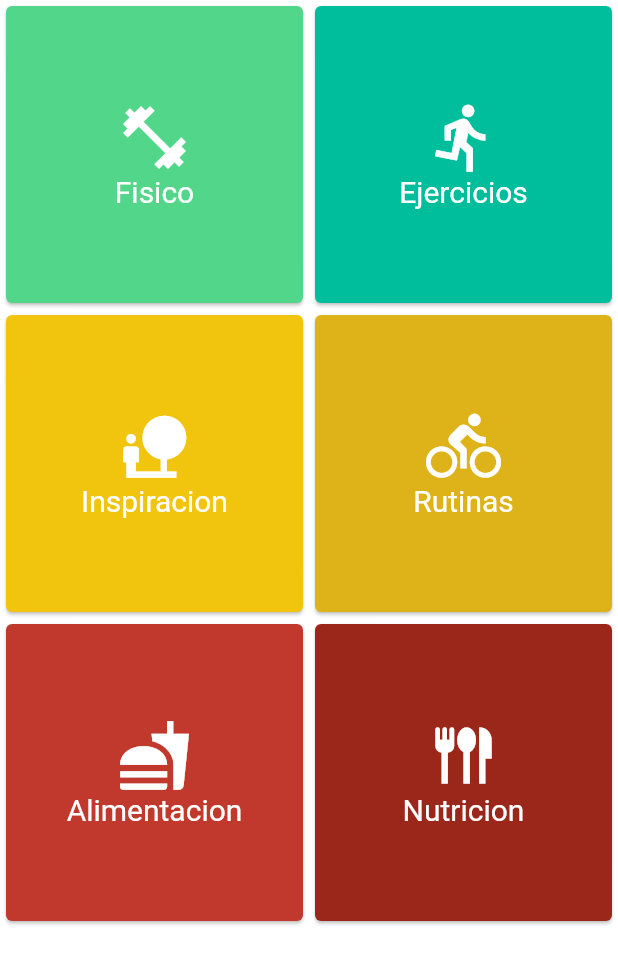
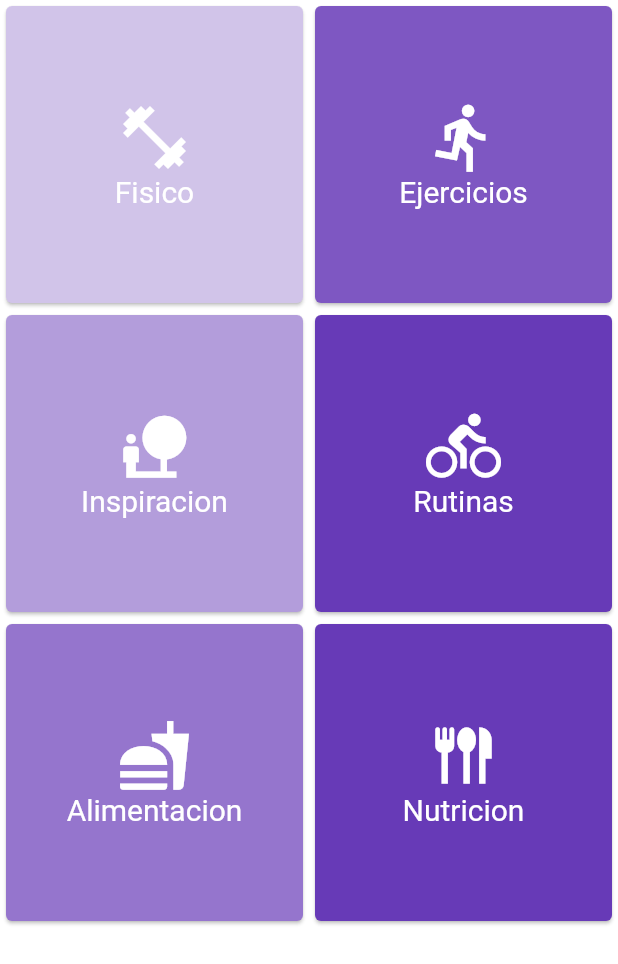
Before and after one commit to diegolloz98/GymApp, a Flutter app: the Browser widget shown alone on an empty page, opened directly, on a phone screen of 412 x 824 dp. Shown: the top 964 px of the screen. Run offline on Flutter 3.47's test engine with Material 2 defaults, Android fonts, the phone set to English and light mode, and no system bars; network calls fail.

Commit message:
Color adapted to browse

```diff
--- a/lib/main.dart
+++ b/lib/main.dart
@@ -13,6 +13,6 @@ class MyApp extends StatelessWidget {
   @override
   Widget build(BuildContext context) {
     return MaterialApp(
-        theme: ThemeData(primarySwatch: Colors.deepPurple), home: Routines());
+        theme: ThemeData(primarySwatch: Colors.deepPurple), home: Login());
   }
 }
--- a/lib/user_page/browse.dart
+++ b/lib/user_page/browse.dart
@@ -20,12 +20,12 @@ class Browser extends StatelessWidget {
     Icons.flatware,
   ];
   final pastelColors = [
-    Color.fromARGB(255, 82, 214, 138),
-    Color.fromARGB(255, 0, 190, 156),
-    Color.fromARGB(255, 241, 197, 14),
-    Color.fromARGB(255, 222, 179, 25),
-    Color.fromARGB(255, 193, 57, 45),
-    Color.fromARGB(255, 155, 39, 27)
+    Colors.deepPurple[100],
+    Colors.deepPurple[400],
+    Colors.deepPurple[200],
+    Colors.deepPurple[500],
+    Colors.deepPurple[300],
+    Colors.deepPurple,
   ];
 
   @override
```
Also changed, not shown: lib/user_page/routines.dart (+4 -4 lines).
